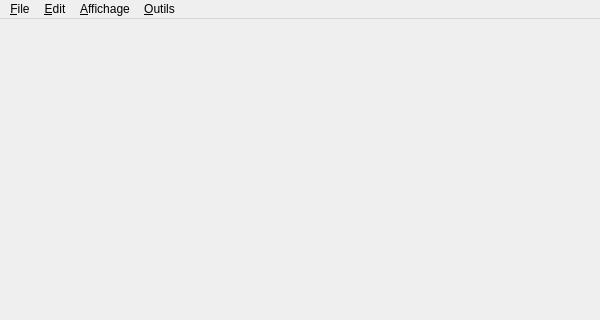
Old version of the form mainwindow.ui in the repository dguihal/quteqoin; both pictures show x 0 to 600 and y 0 to 320 of the 600 by 720 pixel window.
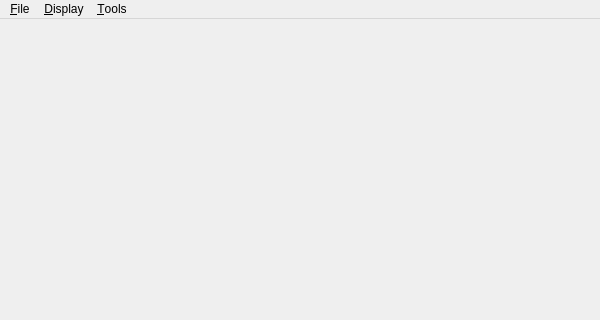
New version of the form.

Commit message: Correction du comportement des raccourcis clavier du palmi

What changed in the file:
```diff
--- a/mainwindow.ui
+++ b/mainwindow.ui
@@ -31,14 +31,9 @@
     <addaction name="separator"/>
     <addaction name="actionQuit"/>
    </widget>
-   <widget class="QMenu" name="menuConfig">
+   <widget class="QMenu" name="displayMenu">
     <property name="title">
-     <string>&amp;Edit</string>
-    </property>
-   </widget>
-   <widget class="QMenu" name="menuAffichage">
-    <property name="title">
-     <string>&amp;Affichage</string>
+     <string>&amp;Display</string>
     </property>
     <widget class="QMenu" name="menuPalmipede">
      <property name="title">
@@ -57,18 +52,17 @@
     <addaction name="menuPalmipede"/>
     <addaction name="menuPinip_de"/>
    </widget>
-   <widget class="QMenu" name="menuOutils">
+   <widget class="QMenu" name="toolsMenu">
     <property name="title">
-     <string>&amp;Outils</string>
+     <string>&amp;Tools</string>
     </property>
     <addaction name="separator"/>
     <addaction name="actionOptions"/>
     <addaction name="actionTotoz"/>
    </widget>
    <addaction name="menuFile"/>
-   <addaction name="menuConfig"/>
-   <addaction name="menuAffichage"/>
-   <addaction name="menuOutils"/>
+   <addaction name="displayMenu"/>
+   <addaction name="toolsMenu"/>
   </widget>
   <action name="actionTabbed">
    <property name="checkable">
```
The commit also changes 2 other files.
